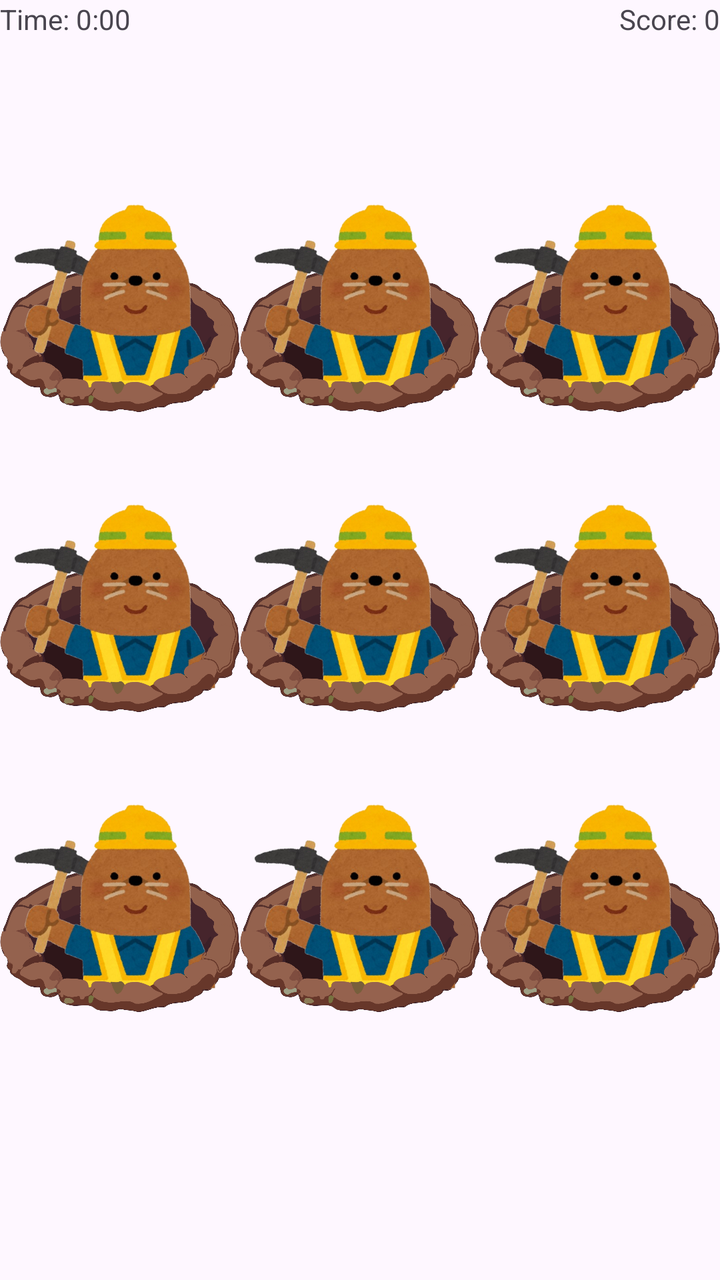
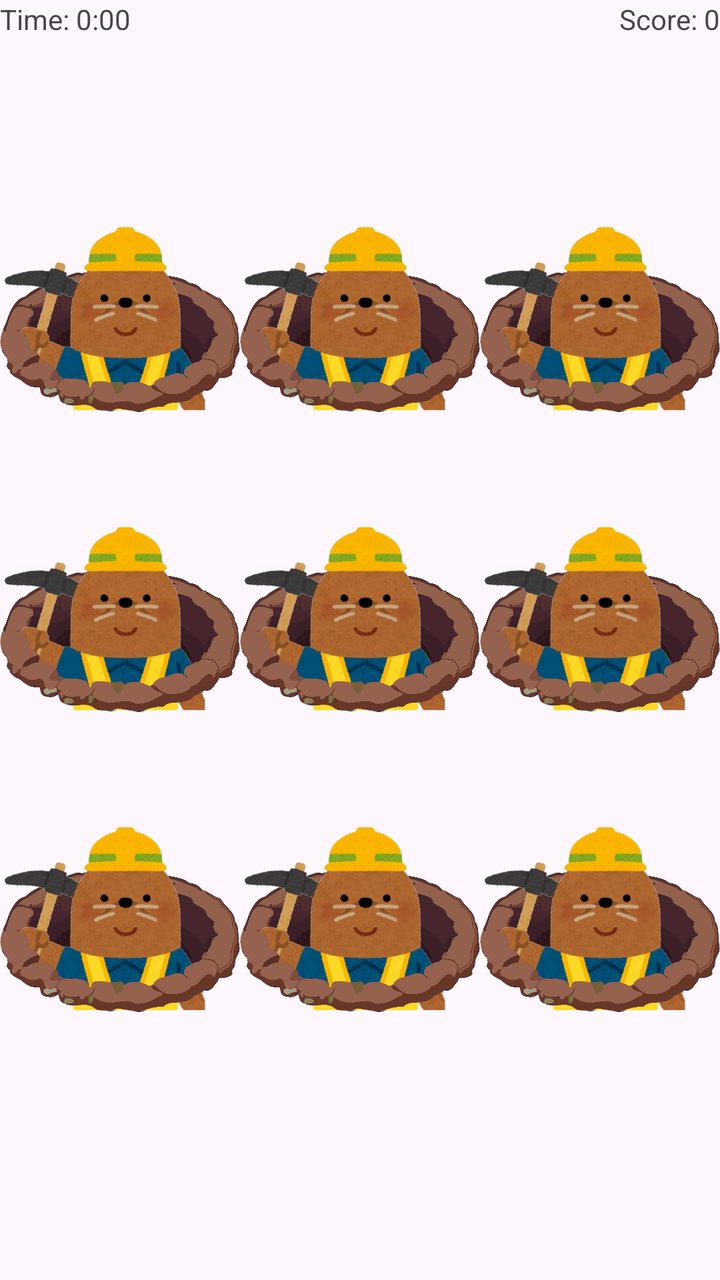

Screens rendered from an Android XML layout before and after an edit, with the pre-edit source and the edit as a unified diff.
<!-- AndroidManifest.xml: application theme Theme.FinalExer4 -->
<!-- res/layout/fragment_game.xml -->
<?xml version="1.0" encoding="utf-8"?>
<androidx.constraintlayout.widget.ConstraintLayout xmlns:android="http://schemas.android.com/apk/res/android"
    xmlns:app="http://schemas.android.com/apk/res-auto"
    xmlns:tools="http://schemas.android.com/tools"
    android:layout_width="match_parent"
    android:layout_height="match_parent"
    android:layout_row="3"
    android:layout_gravity="center"
    tools:context=".FragmentGame">

    <TextView
        android:id="@+id/tvTime"
        android:layout_width="wrap_content"
        android:layout_height="wrap_content"
        android:text="Time: 0:00"
        app:layout_constraintStart_toStartOf="parent"
        app:layout_constraintTop_toTopOf="parent" />

    <TextView
        android:id="@+id/tvScore"
        android:layout_width="wrap_content"
        android:layout_height="wrap_content"
        android:text="Score: 0"
        app:layout_constraintEnd_toEndOf="parent"
        app:layout_constraintTop_toTopOf="parent" />

    <GridLayout
        android:id="@+id/gridLayout2"
        android:layout_width="match_parent"
        android:layout_height="wrap_content"
        android:columnCount="3"
        app:layout_constraintBottom_toBottomOf="parent"
        app:layout_constraintEnd_toEndOf="parent"
        app:layout_constraintStart_toStartOf="parent"
        app:layout_constraintTop_toTopOf="parent">

        <FrameLayout
            android:layout_width="120dp"
            android:layout_height="150dp"
            android:layout_columnWeight="1"
            android:layout_gravity="bottom|center_horizontal"
            android:clipChildren="true">

            <ImageView
                android:id="@+id/whole_hole"
                android:layout_width="match_parent"
                android:layout_height="match_parent"
                android:layout_gravity="bottom"
                android:src="@drawable/hole_whole" />

            <ImageView
                android:id="@+id/mole"
                android:layout_width="match_parent"
                android:layout_height="match_parent"
                android:layout_gravity="bottom"
                android:src="@drawable/mole"
                android:translationY="-11dp"
                android:translationX="5dp" />

            <ImageView
                android:id="@+id/hole_front"
                android:layout_width="match_parent"
                android:layout_height="match_parent"
                android:layout_gravity="bottom"
                android:src="@drawable/hole_front"
                android:translationY="13dp" />
        </FrameLayout>

        <FrameLayout
            android:layout_width="120dp"
            android:layout_height="150dp"
            android:layout_columnWeight="1"
            android:layout_gravity="bottom|center_horizontal"
            android:clipChildren="true">

            <ImageView
                android:id="@+id/whole_hole1"
                android:layout_width="match_parent"
                android:layout_height="match_parent"
                android:layout_gravity="bottom"
                android:src="@drawable/hole_whole" />

            <ImageView
                android:id="@+id/mole1"
                android:layout_width="match_parent"
                android:layout_height="match_parent"
                android:layout_gravity="bottom"
                android:src="@drawable/mole"
                android:translationY="-11dp"
                android:translationX="5dp" />

            <ImageView
                android:id="@+id/hole_front1"
                android:layout_width="match_parent"
                android:layout_height="match_parent"
                android:layout_gravity="bottom"
                android:src="@drawable/hole_front"
                android:translationY="13dp" />
        </FrameLayout>

        <FrameLayout
            android:layout_width="120dp"
            android:layout_height="150dp"
            android:layout_columnWeight="1"
            android:layout_gravity="bottom|center_horizontal"
            android:clipChildren="true">

            <ImageView
                android:id="@+id/whole_hole2"
                android:layout_width="match_parent"
                android:layout_height="match_parent"
                android:layout_gravity="bottom"
                android:src="@drawable/hole_whole" />

            <ImageView
                android:id="@+id/mole2"
                android:layout_width="match_parent"
                android:layout_height="match_parent"
                android:layout_gravity="bottom"
                android:src="@drawable/mole"
                android:translationY="-11dp"
                android:translationX="5dp" />

            <ImageView
                android:id="@+id/hole_front2"
                android:layout_width="match_parent"
                android:layout_height="match_parent"
                android:layout_gravity="bottom"
                android:src="@drawable/hole_front"
                android:translationY="13dp" />
        </FrameLayout>

        <FrameLayout
            android:layout_width="120dp"
            android:layout_height="150dp"
            android:layout_columnWeight="1"
            android:layout_gravity="bottom|center_horizontal"
            android:clipChildren="true">

            <ImageView
                android:id="@+id/whole_hole3"
                android:layout_width="match_parent"
                android:layout_height="match_parent"
                android:layout_gravity="bottom"
                android:src="@drawable/hole_whole" />

            <ImageView
                android:id="@+id/mole3"
                android:layout_width="match_parent"
                android:layout_height="match_parent"
                android:layout_gravity="bottom"
                android:src="@drawable/mole"
                android:translationY="-11dp"
                android:translationX="5dp" />

            <ImageView
                android:id="@+id/hole_front3"
                android:layout_width="match_parent"
                android:layout_height="match_parent"
                android:layout_gravity="bottom"
                android:src="@drawable/hole_front"
                android:translationY="13dp" />
        </FrameLayout>

        <FrameLayout
            android:layout_width="120dp"
            android:layout_height="150dp"
            android:layout_columnWeight="1"
            android:layout_gravity="bottom|center_horizontal"
            android:clipChildren="true">

            <ImageView
                android:id="@+id/whole_hole4"
                android:layout_width="match_parent"
                android:layout_height="match_parent"
                android:layout_gravity="bottom"
                android:src="@drawable/hole_whole" />

            <ImageView
                android:id="@+id/mole4"
                android:layout_width="match_parent"
                android:layout_height="match_parent"
                android:layout_gravity="bottom"
                android:src="@drawable/mole"
                android:translationY="-11dp"
                android:translationX="5dp" />

            <ImageView
                android:id="@+id/hole_front4"
                android:layout_width="match_parent"
                android:layout_height="match_parent"
                android:layout_gravity="bottom"
                android:src="@drawable/hole_front"
                android:translationY="13dp" />
        </FrameLayout>

        <FrameLayout
            android:layout_width="120dp"
            android:layout_height="150dp"
            android:layout_columnWeight="1"
            android:layout_gravity="bottom|center_horizontal"
            android:clipChildren="true">

            <ImageView
                android:id="@+id/whole_hole5"
                android:layout_width="match_parent"
                android:layout_height="match_parent"
                android:layout_gravity="bottom"
                android:src="@drawable/hole_whole" />

            <ImageView
                android:id="@+id/mole5"
                android:layout_width="match_parent"
                android:layout_height="match_parent"
                android:layout_gravity="bottom"
                android:src="@drawable/mole"
                android:translationY="-11dp"
                android:translationX="5dp" />

            <ImageView
                android:id="@+id/hole_front5"
                android:layout_width="match_parent"
                android:layout_height="match_parent"
                android:layout_gravity="bottom"
                android:src="@drawable/hole_front"
                android:translationY="13dp" />
        </FrameLayout>

        <FrameLayout
            android:layout_width="120dp"
            android:layout_height="150dp"
            android:layout_columnWeight="1"
            android:layout_gravity="bottom|center_horizontal"
            android:clipChildren="true">

            <ImageView
                android:id="@+id/whole_hole6"
                android:layout_width="match_parent"
                android:layout_height="match_parent"
                android:layout_gravity="bottom"
                android:src="@drawable/hole_whole" />

            <ImageView
                android:id="@+id/mole6"
                android:layout_width="match_parent"
                android:layout_height="match_parent"
                android:layout_gravity="bottom"
                android:src="@drawable/mole"
                android:translationY="-11dp"
                android:translationX="5dp" />

            <ImageView
                android:id="@+id/hole_front6"
                android:layout_width="match_parent"
                android:layout_height="match_parent"
                android:layout_gravity="bottom"
                android:src="@drawable/hole_front"
                android:translationY="13dp" />
        </FrameLayout>

        <FrameLayout
            android:layout_width="120dp"
            android:layout_height="150dp"
            android:layout_columnWeight="1"
            android:layout_gravity="bottom|center_horizontal"
            android:clipChildren="true">

            <ImageView
                android:id="@+id/whole_hole7"
                android:layout_width="match_parent"
                android:layout_height="match_parent"
                android:layout_gravity="bottom"
                android:src="@drawable/hole_whole" />

            <ImageView
                android:id="@+id/mole7"
                android:layout_width="match_parent"
                android:layout_height="match_parent"
                android:layout_gravity="bottom"
                android:src="@drawable/mole"
                android:translationY="-11dp"
                android:translationX="5dp"/>

            <ImageView
                android:id="@+id/hole_front7"
                android:layout_width="match_parent"
                android:layout_height="match_parent"
                android:layout_gravity="bottom"
                android:src="@drawable/hole_front"
                android:translationY="13dp" />
        </FrameLayout>

        <FrameLayout
            android:layout_width="120dp"
            android:layout_height="150dp"
            android:layout_columnWeight="1"
            android:layout_gravity="bottom|center_horizontal"
            android:clipChildren="true">

            <ImageView
                android:id="@+id/whole_hole8"
                android:layout_width="match_parent"
                android:layout_height="match_parent"
                android:layout_gravity="bottom"
                android:src="@drawable/hole_whole" />

            <ImageView
                android:id="@+id/mole8"
                android:layout_width="match_parent"
                android:layout_height="match_parent"
                android:layout_gravity="bottom"
                android:src="@drawable/mole"
                android:translationY="-11dp"
                android:translationX="5dp" />

            <ImageView
                android:id="@+id/hole_front8"
                android:layout_width="match_parent"
                android:layout_height="match_parent"
                android:layout_gravity="bottom"
                android:src="@drawable/hole_front"
                android:translationY="13dp" />

        </FrameLayout>
    </GridLayout>

</androidx.constraintlayout.widget.ConstraintLayout>
<!-- resources referenced by this layout -->
<resources>
  <!-- drawable hole_front: png bitmap (drawable, 186553 bytes) -->
  <!-- drawable hole_whole: png bitmap (drawable, 253693 bytes) -->
  <!-- drawable mole: png bitmap (drawable, 196711 bytes) -->
  <style name="Theme.FinalExer4" parent="Base.Theme.FinalExer4" />
  <style name="Base.Theme.FinalExer4" parent="Theme.Material3.DayNight.NoActionBar">
          
          
      </style>
</resources>

<!-- the commit's change to res/layout/fragment_game.xml (unified diff, before → after) -->
@@ -6,6 +6,7 @@
     android:layout_height="match_parent"
     android:layout_row="3"
     android:layout_gravity="center"
+    android:id="@+id/gameLayout"
     tools:context=".FragmentGame">
 
     <TextView
@@ -39,7 +40,8 @@
             android:layout_height="150dp"
             android:layout_columnWeight="1"
             android:layout_gravity="bottom|center_horizontal"
-            android:clipChildren="true">
+            android:clipChildren="true"
+            android:clipToPadding="true">
 
             <ImageView
                 android:id="@+id/whole_hole"
@@ -53,265 +55,256 @@
                 android:layout_width="match_parent"
                 android:layout_height="match_parent"
                 android:layout_gravity="bottom"
+                android:src="@drawable/mole" />
+
+            <ImageView
+                android:id="@+id/hole_front"
+                android:layout_width="match_parent"
+                android:layout_height="match_parent"
+                android:layout_gravity="bottom"
+                android:src="@drawable/hole_front"
+                android:translationY="13dp" />
+        </FrameLayout>
+
+        <FrameLayout
+            android:layout_width="120dp"
+            android:layout_height="150dp"
+            android:layout_columnWeight="1"
+            android:layout_gravity="bottom|center_horizontal"
+            android:clipChildren="true"
+            android:clipToPadding="true">
+
+            <ImageView
+                android:id="@+id/whole_hole1"
+                android:layout_width="match_parent"
+                android:layout_height="match_parent"
+                android:layout_gravity="bottom"
+                android:src="@drawable/hole_whole" />
+
+            <ImageView
+                android:id="@+id/mole1"
+                android:layout_width="match_parent"
+                android:layout_height="match_parent"
+                android:layout_gravity="bottom"
+                android:src="@drawable/mole" />
+
+            <ImageView
+                android:id="@+id/hole_front1"
+                android:layout_width="match_parent"
+                android:layout_height="match_parent"
+                android:layout_gravity="bottom"
+                android:src="@drawable/hole_front"
+                android:translationY="13dp" />
+        </FrameLayout>
+
+        <FrameLayout
+            android:layout_width="120dp"
+            android:layout_height="150dp"
+            android:layout_columnWeight="1"
+            android:layout_gravity="bottom|center_horizontal"
+            android:clipChildren="true"
+            android:clipToPadding="true">
+
+            <ImageView
+                android:id="@+id/whole_hole2"
+                android:layout_width="match_parent"
+                android:layout_height="match_parent"
+                android:layout_gravity="bottom"
+                android:src="@drawable/hole_whole" />
+
+            <ImageView
+                android:id="@+id/mole2"
+                android:layout_width="match_parent"
+                android:layout_height="match_parent"
+                android:layout_gravity="bottom"
+                android:src="@drawable/mole" />
+
+            <ImageView
+                android:id="@+id/hole_front2"
+                android:layout_width="match_parent"
+                android:layout_height="match_parent"
+                android:layout_gravity="bottom"
+                android:src="@drawable/hole_front"
+                android:translationY="13dp" />
+        </FrameLayout>
+
+        <FrameLayout
+            android:layout_width="120dp"
+            android:layout_height="150dp"
+            android:layout_columnWeight="1"
+            android:layout_gravity="bottom|center_horizontal"
+            android:clipChildren="true"
+            android:clipToPadding="true">
+
+            <ImageView
+                android:id="@+id/whole_hole3"
+                android:layout_width="match_parent"
+                android:layout_height="match_parent"
+                android:layout_gravity="bottom"
+                android:src="@drawable/hole_whole" />
+
+            <ImageView
+                android:id="@+id/mole3"
+                android:layout_width="match_parent"
+                android:layout_height="match_parent"
+                android:layout_gravity="bottom"
+                android:src="@drawable/mole" />
+
+            <ImageView
+                android:id="@+id/hole_front3"
+                android:layout_width="match_parent"
+                android:layout_height="match_parent"
+                android:layout_gravity="bottom"
+                android:src="@drawable/hole_front"
+                android:translationY="13dp" />
+        </FrameLayout>
+
+        <FrameLayout
+            android:layout_width="120dp"
+            android:layout_height="150dp"
+            android:layout_columnWeight="1"
+            android:layout_gravity="bottom|center_horizontal"
+            android:clipChildren="true"
+            android:clipToPadding="true">
+
+            <ImageView
+                android:id="@+id/whole_hole4"
+                android:layout_width="match_parent"
+                android:layout_height="match_parent"
+                android:layout_gravity="bottom"
+                android:src="@drawable/hole_whole" />
+
+            <ImageView
+                android:id="@+id/mole4"
+                android:layout_width="match_parent"
+                android:layout_height="match_parent"
+                android:layout_gravity="bottom"
+                android:src="@drawable/mole" />
+
+            <ImageView
+                android:id="@+id/hole_front4"
+                android:layout_width="match_parent"
+                android:layout_height="match_parent"
+                android:layout_gravity="bottom"
+                android:src="@drawable/hole_front"
+                android:translationY="13dp" />
+        </FrameLayout>
+
+        <FrameLayout
+            android:layout_width="120dp"
+            android:layout_height="150dp"
+            android:layout_columnWeight="1"
+            android:layout_gravity="bottom|center_horizontal"
+            android:clipChildren="true"
+            android:clipToPadding="true">
+
+            <ImageView
+                android:id="@+id/whole_hole5"
+                android:layout_width="match_parent"
+                android:layout_height="match_parent"
+                android:layout_gravity="bottom"
+                android:src="@drawable/hole_whole" />
+
+            <ImageView
+                android:id="@+id/mole5"
+                android:layout_width="match_parent"
+                android:layout_height="match_parent"
+                android:layout_gravity="bottom"
+                android:src="@drawable/mole" />
+
+            <ImageView
+                android:id="@+id/hole_front5"
+                android:layout_width="match_parent"
+                android:layout_height="match_parent"
+                android:layout_gravity="bottom"
+                android:src="@drawable/hole_front"
+                android:translationY="13dp" />
+        </FrameLayout>
+
+        <FrameLayout
+            android:layout_width="120dp"
+            android:layout_height="150dp"
+            android:layout_columnWeight="1"
+            android:layout_gravity="bottom|center_horizontal"
+            android:clipChildren="true"
+            android:clipToPadding="true">
+
+            <ImageView
+                android:id="@+id/whole_hole6"
+                android:layout_width="match_parent"
+                android:layout_height="match_parent"
+                android:layout_gravity="bottom"
+                android:src="@drawable/hole_whole" />
+
+            <ImageView
+                android:id="@+id/mole6"
+                android:layout_width="match_parent"
+                android:layout_height="match_parent"
+                android:layout_gravity="bottom"
+                android:src="@drawable/mole" />
+
+            <ImageView
+                android:id="@+id/hole_front6"
+                android:layout_width="match_parent"
+                android:layout_height="match_parent"
+                android:layout_gravity="bottom"
+                android:src="@drawable/hole_front"
+                android:translationY="13dp" />
+        </FrameLayout>
+
+        <FrameLayout
+            android:layout_width="120dp"
+            android:layout_height="150dp"
+            android:layout_columnWeight="1"
+            android:layout_gravity="bottom|center_horizontal"
+            android:clipChildren="true"
+            android:clipToPadding="true">
+
+            <ImageView
+                android:id="@+id/whole_hole7"
+                android:layout_width="match_parent"
+                android:layout_height="match_parent"
+                android:layout_gravity="bottom"
+                android:src="@drawable/hole_whole" />
+
+            <ImageView
+                android:id="@+id/mole7"
+                android:layout_width="match_parent"
+                android:layout_height="match_parent"
+                android:layout_gravity="bottom"
+                android:src="@drawable/mole" />
+
+            <ImageView
+                android:id="@+id/hole_front7"
+                android:layout_width="match_parent"
+                android:layout_height="match_parent"
+                android:layout_gravity="bottom"
+                android:src="@drawable/hole_front"
+                android:translationY="13dp" />
+        </FrameLayout>
+
+        <FrameLayout
+            android:layout_width="120dp"
+            android:layout_height="150dp"
+            android:layout_columnWeight="1"
+            android:layout_gravity="bottom|center_horizontal"
+            android:clipChildren="true"
+            android:clipToPadding="true">
+
+            <ImageView
+                android:id="@+id/whole_hole8"
+                android:layout_width="match_parent"
+                android:layout_height="match_parent"
+                android:layout_gravity="bottom"
+                android:src="@drawable/hole_whole" />
+
+            <ImageView
+                android:id="@+id/mole8"
+                android:layout_width="match_parent"
+                android:layout_height="match_parent"
+                android:layout_gravity="bottom"
                 android:src="@drawable/mole"
-                android:translationY="-11dp"
-                android:translationX="5dp" />
-
-            <ImageView
-                android:id="@+id/hole_front"
-                android:layout_width="match_parent"
-                android:layout_height="match_parent"
-                android:layout_gravity="bottom"
-                android:src="@drawable/hole_front"
-                android:translationY="13dp" />
-        </FrameLayout>
-
-        <FrameLayout
-            android:layout_width="120dp"
-            android:layout_height="150dp"
-            android:layout_columnWeight="1"
-            android:layout_gravity="bottom|center_horizontal"
-            android:clipChildren="true">
-
-            <ImageView
-                android:id="@+id/whole_hole1"
-                android:layout_width="match_parent"
-                android:layout_height="match_parent"
-                android:layout_gravity="bottom"
-                android:src="@drawable/hole_whole" />
-
-            <ImageView
-                android:id="@+id/mole1"
-                android:layout_width="match_parent"
-                android:layout_height="match_parent"
-                android:layout_gravity="bottom"
-                android:src="@drawable/mole"
-                android:translationY="-11dp"
-                android:translationX="5dp" />
-
-            <ImageView
-                android:id="@+id/hole_front1"
-                android:layout_width="match_parent"
-                android:layout_height="match_parent"
-                android:layout_gravity="bottom"
-                android:src="@drawable/hole_front"
-                android:translationY="13dp" />
-        </FrameLayout>
-
-        <FrameLayout
-            android:layout_width="120dp"
-            android:layout_height="150dp"
-            android:layout_columnWeight="1"
-            android:layout_gravity="bottom|center_horizontal"
-            android:clipChildren="true">
-
-            <ImageView
-                android:id="@+id/whole_hole2"
-                android:layout_width="match_parent"
-                android:layout_height="match_parent"
-                android:layout_gravity="bottom"
-                android:src="@drawable/hole_whole" />
-
-            <ImageView
-                android:id="@+id/mole2"
-                android:layout_width="match_parent"
-                android:layout_height="match_parent"
-                android:layout_gravity="bottom"
-                android:src="@drawable/mole"
-                android:translationY="-11dp"
-                android:translationX="5dp" />
-
-            <ImageView
-                android:id="@+id/hole_front2"
-                android:layout_width="match_parent"
-                android:layout_height="match_parent"
-                android:layout_gravity="bottom"
-                android:src="@drawable/hole_front"
-                android:translationY="13dp" />
-        </FrameLayout>
-
-        <FrameLayout
-            android:layout_width="120dp"
-            android:layout_height="150dp"
-            android:layout_columnWeight="1"
-            android:layout_gravity="bottom|center_horizontal"
-            android:clipChildren="true">
-
-            <ImageView
-                android:id="@+id/whole_hole3"
-                android:layout_width="match_parent"
-                android:layout_height="match_parent"
-                android:layout_gravity="bottom"
-                android:src="@drawable/hole_whole" />
-
-            <ImageView
-                android:id="@+id/mole3"
-                android:layout_width="match_parent"
-                android:layout_height="match_parent"
-                android:layout_gravity="bottom"
-                android:src="@drawable/mole"
-                android:translationY="-11dp"
-                android:translationX="5dp" />
-
-            <ImageView
-                android:id="@+id/hole_front3"
-                android:layout_width="match_parent"
-                android:layout_height="match_parent"
-                android:layout_gravity="bottom"
-                android:src="@drawable/hole_front"
-                android:translationY="13dp" />
-        </FrameLayout>
-
-        <FrameLayout
-            android:layout_width="120dp"
-            android:layout_height="150dp"
-            android:layout_columnWeight="1"
-            android:layout_gravity="bottom|center_horizontal"
-            android:clipChildren="true">
-
-            <ImageView
-                android:id="@+id/whole_hole4"
-                android:layout_width="match_parent"
-                android:layout_height="match_parent"
-                android:layout_gravity="bottom"
-                android:src="@drawable/hole_whole" />
-
-            <ImageView
-                android:id="@+id/mole4"
-                android:layout_width="match_parent"
-                android:layout_height="match_parent"
-                android:layout_gravity="bottom"
-                android:src="@drawable/mole"
-                android:translationY="-11dp"
-                android:translationX="5dp" />
-
-            <ImageView
-                android:id="@+id/hole_front4"
-                android:layout_width="match_parent"
-                android:layout_height="match_parent"
-                android:layout_gravity="bottom"
-                android:src="@drawable/hole_front"
-                android:translationY="13dp" />
-        </FrameLayout>
-
-        <FrameLayout
-            android:layout_width="120dp"
-            android:layout_height="150dp"
-            android:layout_columnWeight="1"
-            android:layout_gravity="bottom|center_horizontal"
-            android:clipChildren="true">
-
-            <ImageView
-                android:id="@+id/whole_hole5"
-                android:layout_width="match_parent"
-                android:layout_height="match_parent"
-                android:layout_gravity="bottom"
-                android:src="@drawable/hole_whole" />
-
-            <ImageView
-                android:id="@+id/mole5"
-                android:layout_width="match_parent"
-                android:layout_height="match_parent"
-                android:layout_gravity="bottom"
-                android:src="@drawable/mole"
-                android:translationY="-11dp"
-                android:translationX="5dp" />
-
-            <ImageView
-                android:id="@+id/hole_front5"
-                android:layout_width="match_parent"
-                android:layout_height="match_parent"
-                android:layout_gravity="bottom"
-                android:src="@drawable/hole_front"
-                android:translationY="13dp" />
-        </FrameLayout>
-
-        <FrameLayout
-            android:layout_width="120dp"
-            android:layout_height="150dp"
-            android:layout_columnWeight="1"
-            android:layout_gravity="bottom|center_horizontal"
-            android:clipChildren="true">
-
-            <ImageView
-                android:id="@+id/whole_hole6"
-                android:layout_width="match_parent"
-                android:layout_height="match_parent"
-                android:layout_gravity="bottom"
-                android:src="@drawable/hole_whole" />
-
-            <ImageView
-                android:id="@+id/mole6"
-                android:layout_width="match_parent"
-                android:layout_height="match_parent"
-                android:layout_gravity="bottom"
-                android:src="@drawable/mole"
-                android:translationY="-11dp"
-                android:translationX="5dp" />
-
-            <ImageView
-                android:id="@+id/hole_front6"
-                android:layout_width="match_parent"
-                android:layout_height="match_parent"
-                android:layout_gravity="bottom"
-                android:src="@drawable/hole_front"
-                android:translationY="13dp" />
-        </FrameLayout>
-
-        <FrameLayout
-            android:layout_width="120dp"
-            android:layout_height="150dp"
-            android:layout_columnWeight="1"
-            android:layout_gravity="bottom|center_horizontal"
-            android:clipChildren="true">
-
-            <ImageView
-                android:id="@+id/whole_hole7"
-                android:layout_width="match_parent"
-                android:layout_height="match_parent"
-                android:layout_gravity="bottom"
-                android:src="@drawable/hole_whole" />
-
-            <ImageView
-                android:id="@+id/mole7"
-                android:layout_width="match_parent"
-                android:layout_height="match_parent"
-                android:layout_gravity="bottom"
-                android:src="@drawable/mole"
-                android:translationY="-11dp"
-                android:translationX="5dp"/>
-
-            <ImageView
-                android:id="@+id/hole_front7"
-                android:layout_width="match_parent"
-                android:layout_height="match_parent"
-                android:layout_gravity="bottom"
-                android:src="@drawable/hole_front"
-                android:translationY="13dp" />
-        </FrameLayout>
-
-        <FrameLayout
-            android:layout_width="120dp"
-            android:layout_height="150dp"
-            android:layout_columnWeight="1"
-            android:layout_gravity="bottom|center_horizontal"
-            android:clipChildren="true">
-
-            <ImageView
-                android:id="@+id/whole_hole8"
-                android:layout_width="match_parent"
-                android:layout_height="match_parent"
-                android:layout_gravity="bottom"
-                android:src="@drawable/hole_whole" />
-
-            <ImageView
-                android:id="@+id/mole8"
-                android:layout_width="match_parent"
-                android:layout_height="match_parent"
-                android:layout_gravity="bottom"
-                android:src="@drawable/mole"
-                android:translationY="-11dp"
-                android:translationX="5dp" />
+                 />
 
             <ImageView
                 android:id="@+id/hole_front8"
